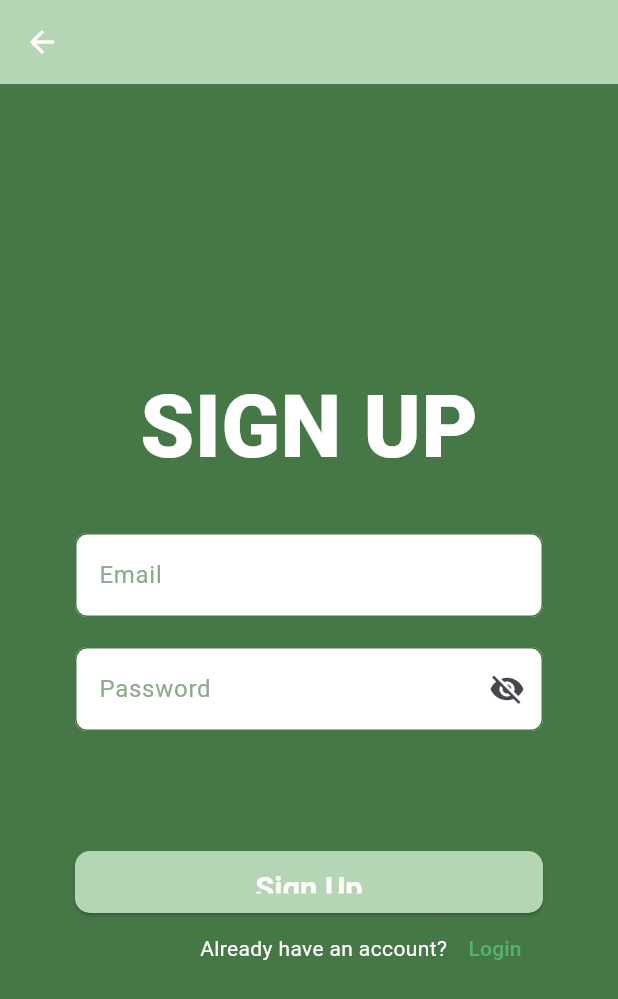
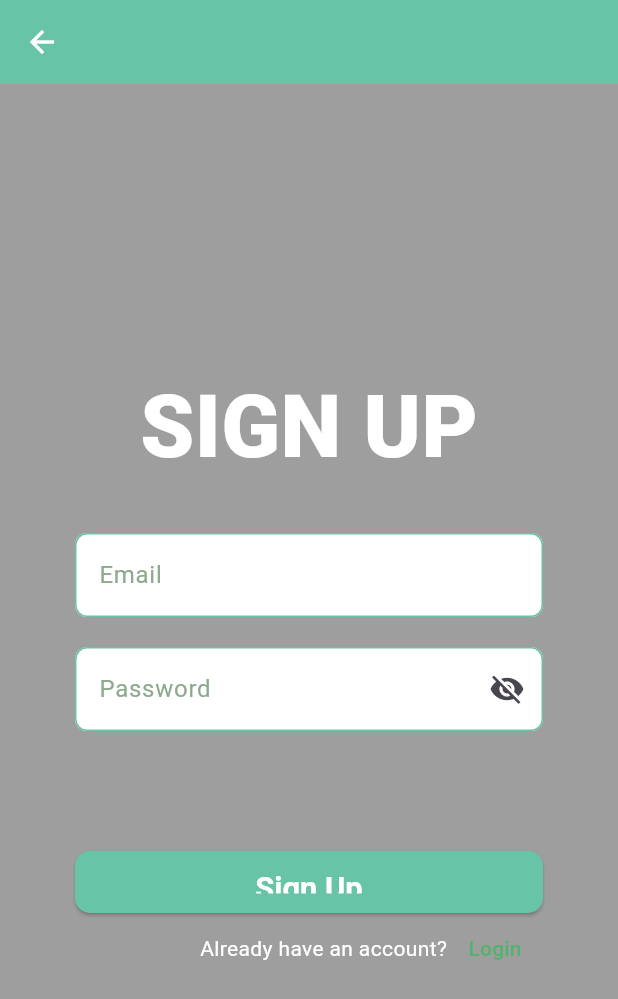
Before and after one commit to saadahmed0147/SMIT-ECOMMERCE-APP, a Flutter app: the SignupScreen screen opened by its route, on a phone screen of 412 x 824 dp. Shown: the top 999 px of the screen. Run offline on Flutter 3.47's test engine with Material 3 defaults, Android fonts, the phone set to English and light mode, and no system bars; our stand-ins replace another_flushbar, firebase_auth, firebase_core; accounts and stored records are empty.

```diff
--- a/lib/Components/round_button.dart
+++ b/lib/Components/round_button.dart
@@ -13,7 +13,7 @@ class RoundButton extends StatefulWidget {
       required this.title,
       required this.onPress,
       this.loading = false,
-      this.backgroundColor = AppColors.lightGreenColor,
+      this.backgroundColor = AppColors.greenColor,
       this.foregroundColor = AppColors.whiteColor,
       this.focusNode});
 
--- a/lib/Data/colors.dart
+++ b/lib/Data/colors.dart
@@ -4,6 +4,6 @@ class AppColors {
   static const whiteColor = Colors.white;
   static const blackColor = Colors.black;
   static const lightGreenColor = Color.fromRGBO(180, 214, 180, 1);
-  static const greenColor = Color(0xff457846);
+  static const greenColor = Color(0xff67C4A7);
   static const btnColor = Color(0xff59ca7f);
 }
--- a/lib/Pages/home_screen.dart
+++ b/lib/Pages/home_screen.dart
@@ -193,8 +193,7 @@ class _HomeScreenState extends State<HomeScreen> {
                           padding: EdgeInsets.all(5),
                           child: Text(
                             "Filters    ",
-                            style: TextStyle(
-                                fontFamily: 'poppinslight', fontSize: 12),
+                            style: TextStyle(fontSize: 12),
                           ),
                         ),
                         Icon(
--- a/lib/Pages/login_screen.dart
+++ b/lib/Pages/login_screen.dart
@@ -59,12 +59,12 @@ class _LoginScreenState extends State<LoginScreen> {
     return PopScope(
       canPop: false,
       child: Scaffold(
-        backgroundColor: AppColors.greenColor,
+        backgroundColor: Colors.grey,
         appBar: AppBar(
           // title: const Text('Login'),
           automaticallyImplyLeading: true,
           centerTitle: true,
-          backgroundColor: AppColors.lightGreenColor,
+          backgroundColor: AppColors.greenColor,
           foregroundColor: AppColors.whiteColor,
         ),
         body: Center(
--- a/lib/Pages/signup_screen.dart
+++ b/lib/Pages/signup_screen.dart
@@ -58,11 +58,11 @@ class _SignupScreenState extends State<SignupScreen> {
     return PopScope(
       canPop: false,
       child: Scaffold(
-        backgroundColor: AppColors.greenColor,
+        backgroundColor: Colors.grey,
         appBar: AppBar(
           automaticallyImplyLeading: true,
           centerTitle: true,
-          backgroundColor: AppColors.lightGreenColor,
+          backgroundColor: AppColors.greenColor,
           foregroundColor: AppColors.whiteColor,
         ),
         body: Center(
--- a/lib/Routes/route_names.dart
+++ b/lib/Routes/route_names.dart
@@ -1,4 +1,5 @@
 class RouteName {
+  static const String splash = 'splash';
   static const String home = 'home';
   static const String login = 'login';
   static const String signup = 'signup';
--- a/lib/Routes/routes.dart
+++ b/lib/Routes/routes.dart
@@ -6,12 +6,17 @@ import 'package:ecommerce_app/Pages/details_screen.dart';
 import 'package:ecommerce_app/Pages/home_screen.dart';
 import 'package:ecommerce_app/Pages/login_screen.dart';
 import 'package:ecommerce_app/Pages/signup_screen.dart';
+import 'package:ecommerce_app/Pages/splash_screen.dart';
 import 'package:ecommerce_app/Routes/route_names.dart';
 import 'package:flutter/material.dart';
 
 class Routes {
   static Route<dynamic> generateRoute(RouteSettings settings) {
     switch (settings.name) {
+      case RouteName.splash:
+        return MaterialPageRoute(
+          builder: (context) => const SplashScreen(),
+        );
       case RouteName.home:
         return MaterialPageRoute(
           builder: (context) => const HomeScreen(),
```
Also changed, not shown: lib/Pages/splash_screen.dart (added, +29 -0 lines), lib/Services/splash_services.dart (renamed from lib/Services/login_services.dart, +6 -6 lines), lib/main.dart (+12 -3 lines), 3 other files.
